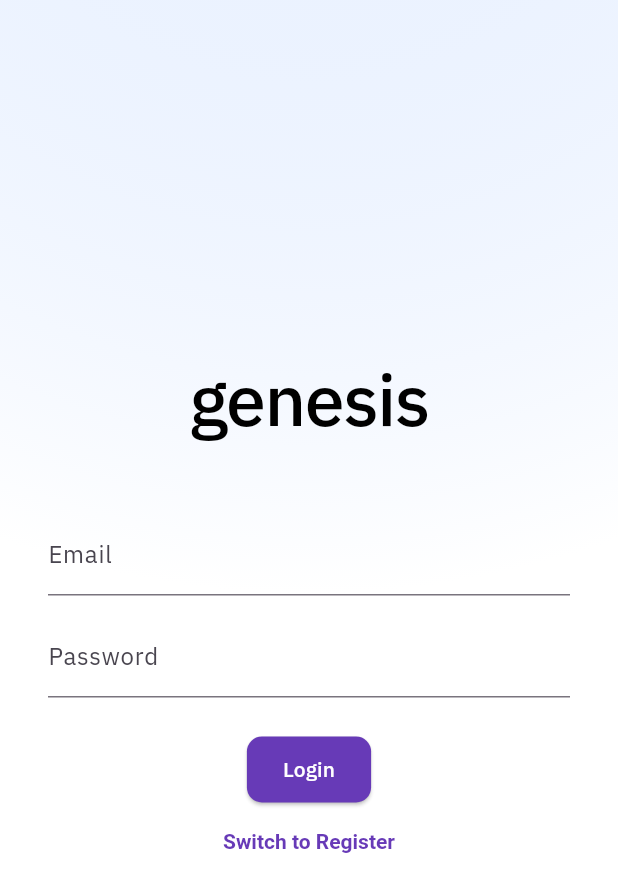
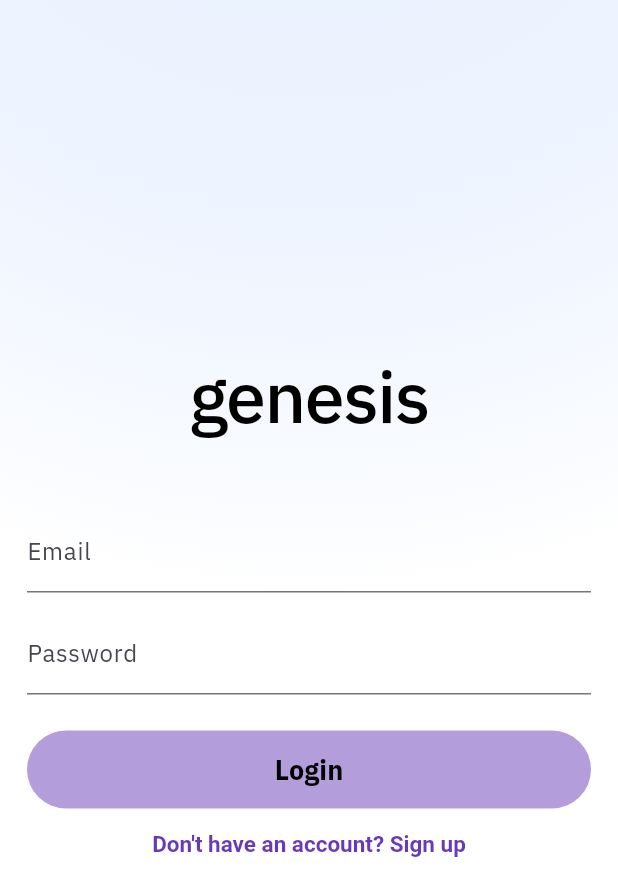
Before and after one commit to Nswa/genesis_f1, a Flutter app: the screen it shows after launch, on a phone screen of 412 x 824 dp. Shown: the top 896 px of the screen. Run offline on Flutter 3.47's test engine with Material 3 defaults, Android fonts, the phone set to English and light mode, and no system bars; our stand-ins replace cached_network_image, cloud_firestore, connectivity_plus, firebase_auth, firebase_core, firebase_storage and 5 more; missing offline and left inert: firebase_app_check, fuzzy; accounts and stored records are empty.

Commit message:
reshaped login button and new assets

```diff
--- a/lib/screens/auth_screen.dart
+++ b/lib/screens/auth_screen.dart
@@ -33,7 +33,7 @@ class _AuthScreenState extends State<AuthScreen> {
     return Scaffold(
       body: AuthBackground(
         child: SingleChildScrollView(
-          padding: const EdgeInsets.symmetric(horizontal: 32),
+          padding: const EdgeInsets.symmetric(horizontal: 18),
           child: ConstrainedBox(
             constraints: BoxConstraints(
               minHeight: MediaQuery.of(context).size.height,
@@ -60,14 +60,32 @@ class _AuthScreenState extends State<AuthScreen> {
                     decoration: const InputDecoration(labelText: 'Password'),
                   ),
                   const SizedBox(height: 24),
-                  ElevatedButton(
-                    onPressed: submit,
-                    child: Text(isLogin ? 'Login' : 'Register'),
+                  SizedBox(
+                    width: double.infinity,
+                    child: ElevatedButton(
+                      style: ElevatedButton.styleFrom(
+                        backgroundColor: const Color(0xFFB39DDB), // Softer purple shade
+                        foregroundColor: Colors.black,
+                        padding: const EdgeInsets.symmetric(vertical: 13),
+                        shape: RoundedRectangleBorder(
+                          borderRadius: BorderRadius.circular(100), // More rounded
+                        ),
+                        elevation: 0,
+                      ),
+                      onPressed: submit,
+                      child: Text(
+                        isLogin ? 'Login' : 'Register',
+                        style: const TextStyle(fontSize: 18, fontWeight: FontWeight.bold),
+                      ),
+                    ),
                   ),
                   TextButton(
                     onPressed: () => setState(() => isLogin = !isLogin),
                     child: Text(
-                      isLogin ? 'Switch to Register' : 'Switch to Login',
+                      isLogin
+                          ? "Don't have an account? Sign up"
+                          : 'Already have an account? Login',
+                      style: const TextStyle(fontSize: 15),
                     ),
                   ),
                 ],
```
Also changed, not shown: assets/fonts/logo/google_logo.svg (added), assets/fonts/logo/x_logo.svg (added).
